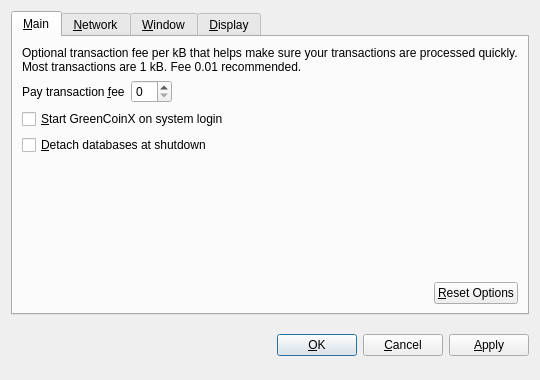
First picture: the form in src/qt/forms/optionsdialog.ui, repository nuggetbram/CO2XCoin, before the edit.
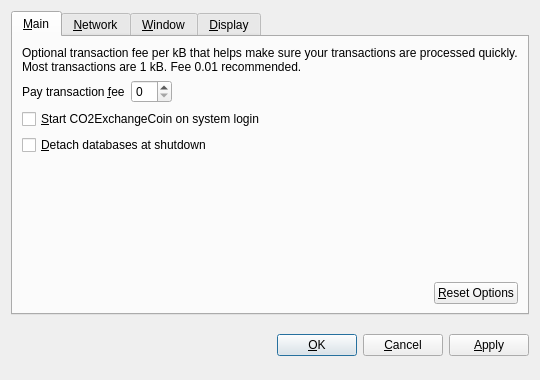
Second picture: the form after the edit. Custom widgets are drawn as their Qt base class.

Diff of the .ui file:
```diff
--- a/src/qt/forms/optionsdialog.ui
+++ b/src/qt/forms/optionsdialog.ui
@@ -82,7 +82,7 @@
           <string>Automatically start GreenCoinX after logging in to the system.</string>
          </property>
          <property name="text">
-          <string>&amp;Start GreenCoinX on system login</string>
+          <string>&amp;Start CO2ExchangeCoin on system login</string>
          </property>
         </widget>
        </item>
```
Left out of the diff: 10 changed lines with no effect on the pictures.
